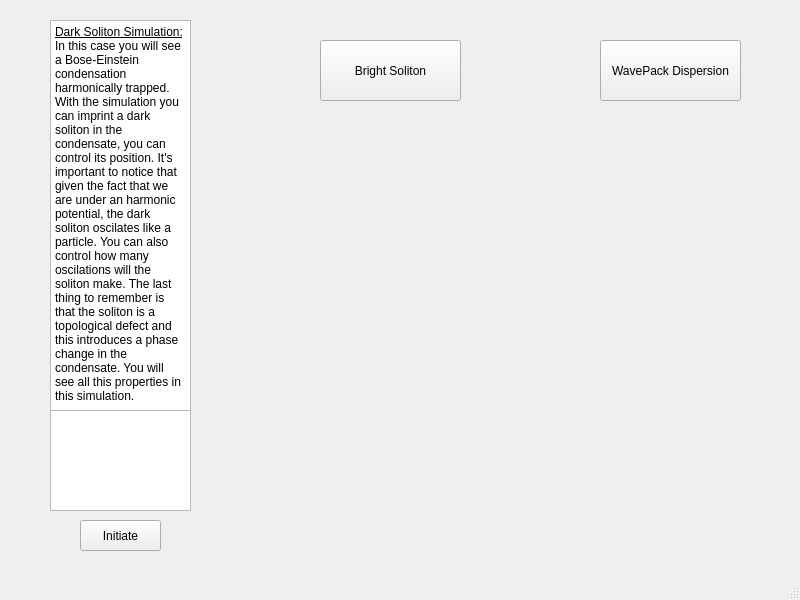
This is Main.ui in brunojulia/ultracoldUB as Qt 5 draws it before an edit. The edited form follows.
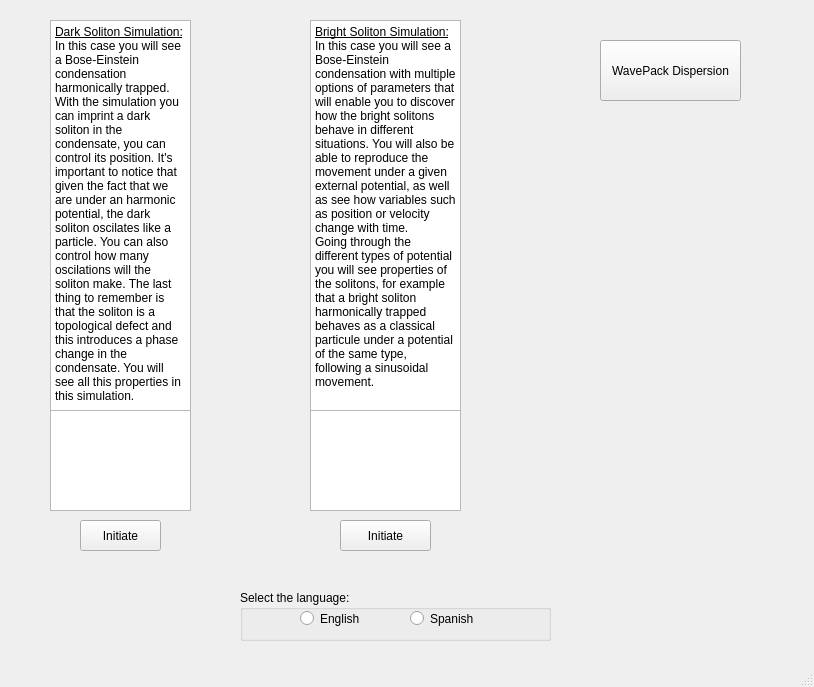
This is the edited form.

Commit message:
Cambios interfaz
Bright solitons y pantalla principal

The edit to the form file:
```diff
--- a/Main.ui
+++ b/Main.ui
@@ -6,8 +6,8 @@
    <rect>
     <x>0</x>
     <y>0</y>
-    <width>800</width>
-    <height>600</height>
+    <width>814</width>
+    <height>687</height>
    </rect>
   </property>
   <property name="windowTitle">
@@ -30,14 +30,14 @@
    <widget class="QPushButton" name="button2">
     <property name="geometry">
      <rect>
-      <x>320</x>
-      <y>40</y>
-      <width>141</width>
-      <height>61</height>
+      <x>340</x>
+      <y>520</y>
+      <width>91</width>
+      <height>31</height>
      </rect>
     </property>
     <property name="text">
-     <string>Bright Soliton</string>
+     <string>Initiate</string>
     </property>
    </widget>
    <widget class="QPushButton" name="button3">
@@ -81,6 +81,74 @@
      </rect>
     </property>
    </widget>
+   <widget class="QGraphicsView" name="BS">
+    <property name="geometry">
+     <rect>
+      <x>310</x>
+      <y>410</y>
+      <width>151</width>
+      <height>101</height>
+     </rect>
+    </property>
+   </widget>
+   <widget class="QTextBrowser" name="textBrowser_2">
+    <property name="geometry">
+     <rect>
+      <x>310</x>
+      <y>20</y>
+      <width>151</width>
+      <height>391</height>
+     </rect>
+    </property>
+    <property name="html">
+     <string>&lt;!DOCTYPE HTML PUBLIC &quot;-//W3C//DTD HTML 4.0//EN&quot; &quot;http://www.w3.org/TR/REC-html40/strict.dtd&quot;&gt;
+&lt;html&gt;&lt;head&gt;&lt;meta name=&quot;qrichtext&quot; content=&quot;1&quot; /&gt;&lt;style type=&quot;text/css&quot;&gt;
+p, li { white-space: pre-wrap; }
+&lt;/style&gt;&lt;/head&gt;&lt;body style=&quot; font-family:'MS Shell Dlg 2'; font-size:8.25pt; font-weight:400; font-style:normal;&quot;&gt;
+&lt;p style=&quot; margin-top:0px; margin-bottom:0px; margin-left:0px; margin-right:0px; -qt-block-indent:0; text-indent:0px;&quot;&gt;&lt;span style=&quot; font-size:9pt; text-decoration: underline;&quot;&gt;Bright Soliton Simulation:&lt;/span&gt;&lt;/p&gt;
+&lt;p style=&quot; margin-top:0px; margin-bottom:0px; margin-left:0px; margin-right:0px; -qt-block-indent:0; text-indent:0px;&quot;&gt;&lt;span style=&quot; font-size:9pt;&quot;&gt;In this case you will see a Bose-Einstein condensation with multiple options of parameters that will enable you to discover how the bright solitons behave in different situations. You will also be able to reproduce the movement under a given external potential, as well as see how variables such as position or velocity change with time.&lt;/span&gt;&lt;/p&gt;
+&lt;p style=&quot; margin-top:0px; margin-bottom:0px; margin-left:0px; margin-right:0px; -qt-block-indent:0; text-indent:0px;&quot;&gt;&lt;span style=&quot; font-size:9pt;&quot;&gt;Going through the different types of potential you will see properties of the solitons, for example that a bright soliton harmonically trapped behaves as a classical particule under a potential of the same type, following a sinusoidal movement. &lt;/span&gt;&lt;/p&gt;&lt;/body&gt;&lt;/html&gt;</string>
+    </property>
+   </widget>
+   <widget class="QGroupBox" name="language">
+    <property name="geometry">
+     <rect>
+      <x>240</x>
+      <y>590</y>
+      <width>311</width>
+      <height>51</height>
+     </rect>
+    </property>
+    <property name="title">
+     <string>Select the language:</string>
+    </property>
+    <widget class="QRadioButton" name="eng">
+     <property name="geometry">
+      <rect>
+       <x>60</x>
+       <y>20</y>
+       <width>82</width>
+       <height>17</height>
+      </rect>
+     </property>
+     <property name="text">
+      <string>English</string>
+     </property>
+    </widget>
+    <widget class="QRadioButton" name="spa">
+     <property name="geometry">
+      <rect>
+       <x>170</x>
+       <y>20</y>
+       <width>82</width>
+       <height>17</height>
+      </rect>
+     </property>
+     <property name="text">
+      <string>Spanish</string>
+     </property>
+    </widget>
+   </widget>
   </widget>
   <widget class="QMenuBar" name="menubar">
    <property name="geometry">
```
Left out of the diff: 2 changed lines with no effect on the pictures. The commit also changes 1 other file.
